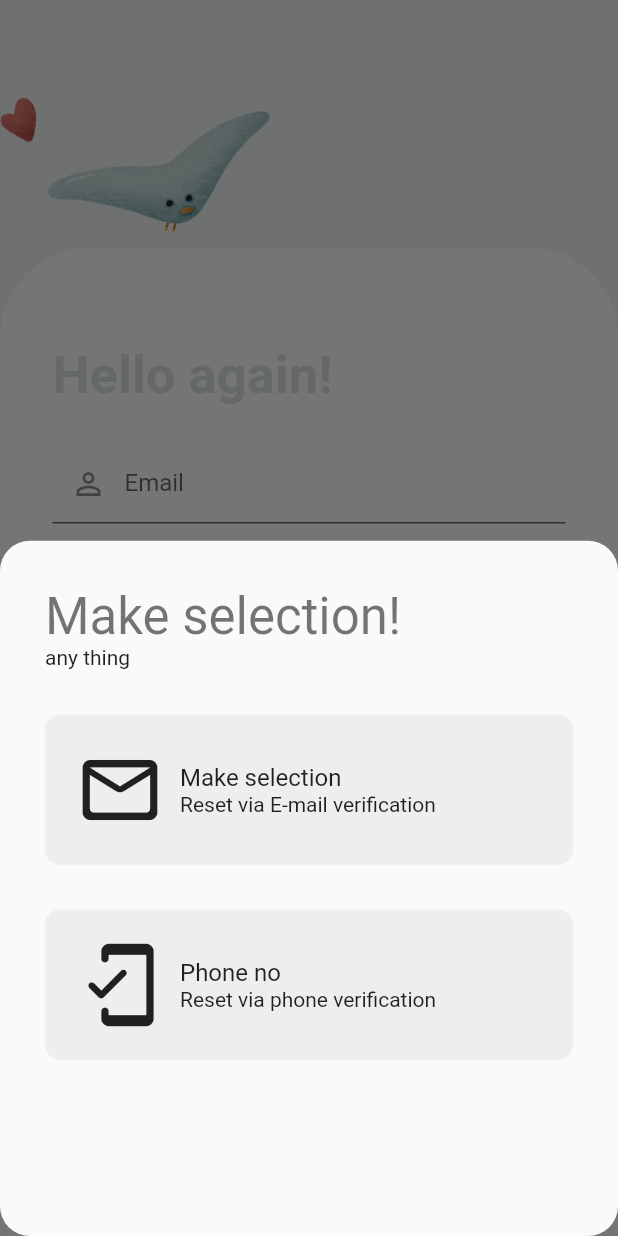
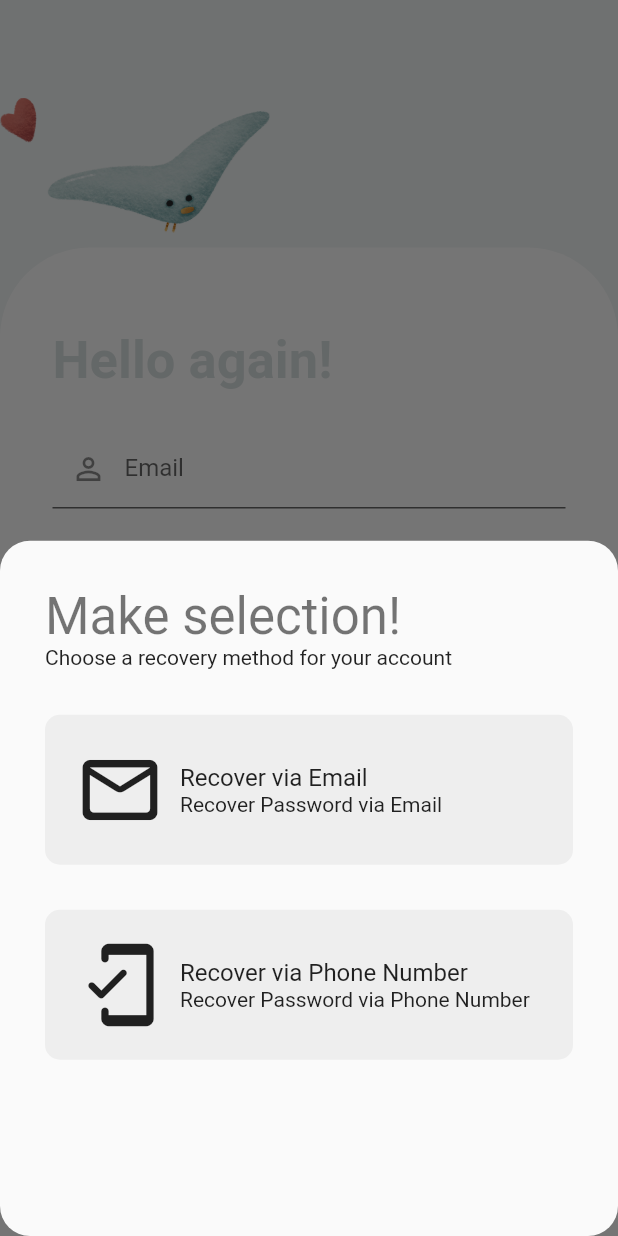
Before and after one commit to omaimaarif/kids-app, a Flutter app: the LoginScreen screen opened directly, after a tap on "Forget password?", on a phone screen of 412 x 824 dp. Run offline on Flutter 3.47's test engine with Material 2 defaults, Android fonts, the phone set to English and light mode, and no system bars; our stand-ins replace firebase_auth, firebase_core, get, google_fonts; accounts and stored records are empty; Roboto replaces fonts that are missing (Courgette).

Commit message:
October,  before firebase

```diff
--- a/lib/main.dart
+++ b/lib/main.dart
@@ -1,17 +1,33 @@
+import 'package:another_final_kids_app/home_page/home_screen.dart';
+import 'package:another_final_kids_app/screens/login_screen/login_screen.dart';
 import 'package:another_final_kids_app/screens/on_bording_screen.dart';
+import 'package:another_final_kids_app/screens/sign_up/sign_up.dart';
+import 'package:firebase_auth/firebase_auth.dart';
 import 'package:flutter/material.dart';
+import 'package:firebase_core/firebase_core.dart';
+
+
 
 void main() {
+
   runApp(const MyApp());
 }
 
-class MyApp extends StatelessWidget {
-  const MyApp({super.key});
+class MyApp extends StatefulWidget {
+  const MyApp({Key? key}) : super(key: key);
+
+  @override
+  _MyAppState createState() => _MyAppState();
+}
+
+class _MyAppState extends State<MyApp> {
+  @override
 
 
+  @override
   Widget build(BuildContext context) {
-    return const MaterialApp(
-debugShowCheckedModeBanner: false,
+    return MaterialApp(
+      debugShowCheckedModeBanner: false,
       home: OnBordingScreen(),
     );
   }
--- a/lib/screens/forget_password/forget_password_btn_widget.dart
+++ b/lib/screens/forget_password/forget_password_btn_widget.dart
@@ -1,4 +1,5 @@
 import 'package:flutter/material.dart';
+
 class ForgetPasswordBtnWidget extends StatelessWidget {
   const ForgetPasswordBtnWidget({
 
--- a/lib/screens/login_screen/login_form_widget.dart
+++ b/lib/screens/login_screen/login_form_widget.dart
@@ -59,23 +59,27 @@ class LoginForm extends StatelessWidget {
                             crossAxisAlignment: CrossAxisAlignment.start,
                             children: [
                               Text("Make selection!", style: Theme.of(context).textTheme.headlineMedium,),
-                              Text("any thing",style: Theme.of(context).textTheme.bodyMedium,),
+                              Text("Choose a recovery method for your account",style: Theme.of(context).textTheme.bodyMedium,),
                               SizedBox(height: 30.0,),
                               ForgetPasswordBtnWidget(
                                 btnIcon:Icons.mail_outline_rounded ,
-                                onTap:(){
+                                onTap: () {
                                   Navigator.pop(context);
-                                  Get.to(()=> ForgetPasswordMailScreen());}
-                                , title: "Make selection",
-                                subTitle:"Reset via E-mail verification" ,
+                                  Navigator.push(
+                                    context,
+                                    MaterialPageRoute(builder: (context) => ForgetPasswordMailScreen()),
+                                  );
+                                }
+                                , title: "Recover via Email",
+                                subTitle:"Recover Password via Email" ,
                               ),
                               SizedBox(height: 30.0,),
 
                               ForgetPasswordBtnWidget(
                                 btnIcon:Icons.mobile_friendly_rounded ,
                                 onTap:(){} ,
-                                title: "Phone no",
-                                subTitle:"Reset via phone verification" ,
+                                title: "Recover via Phone Number",
+                                subTitle:"Recover Password via Phone Number" ,
                               )
 
                             ],
--- a/lib/screens/login_screen/login_screen.dart
+++ b/lib/screens/login_screen/login_screen.dart
@@ -12,7 +12,7 @@ class LoginScreen extends StatelessWidget {
     return Scaffold(
       body: Container(
         decoration: BoxDecoration(
-        color: Color(0x3ADDE7E7)
+          color: Color(0x3ADDE7E7),
         ),
         child: Column(
           //crossAxisAlignment: CrossAxisAlignment.start,
@@ -20,14 +20,23 @@ class LoginScreen extends StatelessWidget {
             SizedBox(height: 5),
             Row(
               children: [
-               Image(image: AssetImage("lib/assets/heart.png"),
-                 width: 30,height: 30,alignment: Alignment.topLeft,),
-
-               Image(image: AssetImage("lib/assets/bird.png"),
-                 width: 150,height: 150,alignment: Alignment.bottomLeft,),
+                Image(
+                  image: AssetImage("lib/assets/heart.png"),
+                  width: 30,
+                  height: 30,
+                  alignment: Alignment.topLeft,
+                ),
+                Image(
+                  image: AssetImage("lib/assets/bird.png"),
+                  width: 150,
+                  height: 150,
+                  alignment: Alignment.bottomLeft,
+                ),
               ],
             ),
-            SizedBox(height: 10,),
+            SizedBox(
+              height: 10,
+            ),
             Expanded(
               child: Container(
                 decoration: BoxDecoration(
@@ -37,25 +46,32 @@ class LoginScreen extends StatelessWidget {
                     topRight: Radius.circular(60),
                   ),
                 ),
-                padding: EdgeInsets.only(top: 30),
+                padding: EdgeInsets.only(top: 20),
                 child: SingleChildScrollView(
                   child: Padding(
                     padding: EdgeInsets.all(35),
                     child: Column(
                       crossAxisAlignment: CrossAxisAlignment.start,
                       children: [
-                        Text("Hello again!", style: GoogleFonts.courgette(
-                                color: Color(0x385D7A7C) ,
+                        Text(
+                          "Hello again!",
+                          style: GoogleFonts.courgette(
+                            color: Color(0x385D7A7C),
                             fontWeight: FontWeight.bold,
-                            fontSize: 35)),
-                        SizedBox(height: 25,)
-                        ,LoginForm(),
+                            fontSize: 35,
+                          ),
+                        ),
+                        SizedBox(
+                          height: 25,
+                        ),
+                        LoginForm(),
                         Column(
                           crossAxisAlignment: CrossAxisAlignment.center,
                           children: [
-                            Text("Or", style:TextStyle(
-                              color: Color(0x9B28292B)
-                            ),),
+                            Text(
+                              "Or",
+                              style: TextStyle(color: Color(0x9B28292B)),
+                            ),
                             SizedBox(
                               width: double.infinity,
                               child: OutlinedButton.icon(
@@ -64,8 +80,7 @@ class LoginScreen extends StatelessWidget {
                                     shape: RoundedRectangleBorder(
                                       borderRadius: BorderRadius.circular(20),
                                     ),
-                                    fixedSize: Size.fromHeight(45)
-                                ),
+                                    fixedSize: Size.fromHeight(45)),
                                 icon: Image(
                                   image: AssetImage("lib/assets/google.png"),
                                   width: 20.0,
@@ -77,6 +92,7 @@ class LoginScreen extends StatelessWidget {
                             Padding(
                               padding: EdgeInsets.only(bottom: 10.0),
                             ),
+
                     TextButton(
                       onPressed: () {
                         Navigator.push(
@@ -97,6 +113,7 @@ class LoginScreen extends StatelessWidget {
                           ),
                         ],
                       ),
+
                   ),
                     ),
                   ],
--- a/pubspec.yaml
+++ b/pubspec.yaml
@@ -37,6 +37,12 @@ dependencies:
   cupertino_icons: ^1.0.2
   get: ^4.6.6
   google_fonts: ^5.1.0
+  firebase_core: ^2.17.0
+  cloud_firestore: ^4.9.3
+  firebase_storage: ^11.2.8
+  firebase_messaging: ^14.6.9
+  firebase_auth: ^4.10.1
+  google_sign_in: ^6.1.5
 
 dev_dependencies:
   flutter_test:
```
Also changed, not shown: lib/home_page/home_screen.dart (added, +12 -0 lines), lib/screens/forget_password/forget_password_mail.dart (+4 -4 lines), lib/screens/sign_up/sign_up.dart (+9 -2 lines), lib/assets/forget.png (added), pubspec.lock, 4 other files. Lines whose indentation alone changed are shown as unchanged.
